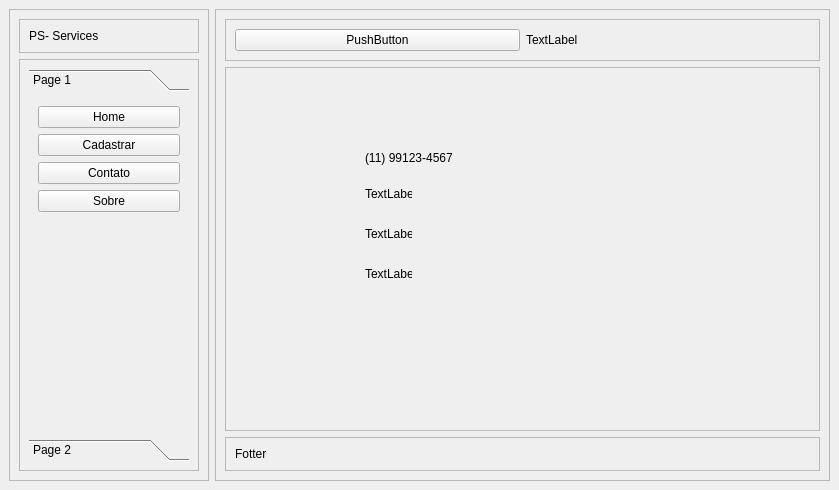
This is Sistema de Cadastro/untitled.ui in PauloMartinsSantos/QtDesigner-PySide as Qt 5 draws it before an edit. The edited form follows.
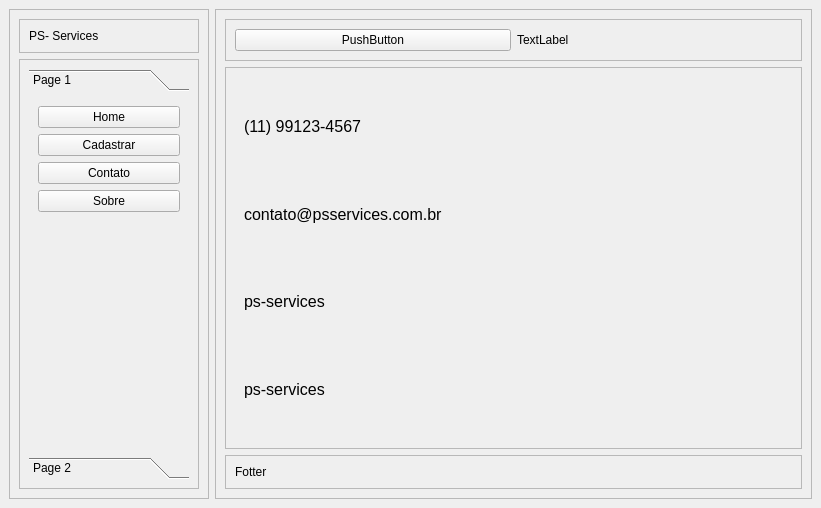
This is the edited form. Icons and pictures are not drawn.

```diff
--- a/Sistema de Cadastro/untitled.ui
+++ b/Sistema de Cadastro/untitled.ui
@@ -6,8 +6,8 @@
    <rect>
     <x>0</x>
     <y>0</y>
-    <width>839</width>
-    <height>490</height>
+    <width>821</width>
+    <height>508</height>
    </rect>
   </property>
   <property name="windowTitle">
@@ -69,7 +69,7 @@
                <x>0</x>
                <y>0</y>
                <width>160</width>
-               <height>336</height>
+               <height>354</height>
               </rect>
              </property>
              <attribute name="label">
@@ -224,7 +224,7 @@
          <property name="frameShadow">
           <enum>QFrame::Raised</enum>
          </property>
-         <layout class="QVBoxLayout" name="verticalLayout_5">
+         <layout class="QHBoxLayout" name="horizontalLayout_6">
           <item>
            <widget class="QStackedWidget" name="Pages">
             <property name="currentIndex">
@@ -524,58 +524,36 @@
              </layout>
             </widget>
             <widget class="QWidget" name="page_contatos">
-             <widget class="QLabel" name="label_7">
-              <property name="geometry">
-               <rect>
-                <x>130</x>
-                <y>70</y>
-                <width>121</width>
-                <height>21</height>
-               </rect>
-              </property>
-              <property name="text">
-               <string>(11) 99123-4567</string>
-              </property>
-             </widget>
-             <widget class="QLabel" name="label_8">
-              <property name="geometry">
-               <rect>
-                <x>130</x>
-                <y>110</y>
-                <width>47</width>
-                <height>14</height>
-               </rect>
-              </property>
-              <property name="text">
-               <string>TextLabel</string>
-              </property>
-             </widget>
-             <widget class="QLabel" name="label_9">
-              <property name="geometry">
-               <rect>
-                <x>130</x>
-                <y>150</y>
-                <width>47</width>
-                <height>14</height>
-               </rect>
-              </property>
-              <property name="text">
-               <string>TextLabel</string>
-              </property>
-             </widget>
-             <widget class="QLabel" name="label_10">
-              <property name="geometry">
-               <rect>
-                <x>130</x>
-                <y>190</y>
-                <width>47</width>
-                <height>14</height>
-               </rect>
-              </property>
-              <property name="text">
-               <string>TextLabel</string>
-              </property>
-             </widget>
+             <layout class="QVBoxLayout" name="verticalLayout_5">
+              <item>
+               <widget class="QLabel" name="label_7">
+                <property name="text">
+                 <string>&lt;html&gt;&lt;head/&gt;&lt;body&gt;&lt;p&gt;&lt;img src=&quot;:/icons/whatsapp (redux).png&quot;/&gt;&lt;span style=&quot; font-size:12pt;&quot;&gt; (11) 99123-4567&lt;/span&gt;&lt;/p&gt;&lt;/body&gt;&lt;/html&gt;</string>
+                </property>
+               </widget>
+              </item>
+              <item>
+               <widget class="QLabel" name="label_10">
+                <property name="text">
+                 <string>&lt;html&gt;&lt;head/&gt;&lt;body&gt;&lt;p&gt;&lt;img src=&quot;:/icons/o-email.png&quot;/&gt;&lt;span style=&quot; font-size:12pt;&quot;&gt;contato@psservices.com.br&lt;/span&gt;&lt;/p&gt;&lt;/body&gt;&lt;/html&gt;</string>
+                </property>
+               </widget>
+              </item>
+              <item>
+               <widget class="QLabel" name="label_9">
+                <property name="text">
+                 <string>&lt;html&gt;&lt;head/&gt;&lt;body&gt;&lt;p&gt;&lt;img src=&quot;:/icons/instagram.png&quot;/&gt;&lt;span style=&quot; font-size:12pt;&quot;&gt;ps-services&lt;/span&gt;&lt;/p&gt;&lt;/body&gt;&lt;/html&gt;</string>
+                </property>
+               </widget>
+              </item>
+              <item>
+               <widget class="QLabel" name="label_8">
+                <property name="text">
+                 <string>&lt;html&gt;&lt;head/&gt;&lt;body&gt;&lt;p&gt;&lt;img src=&quot;:/icons/youtube.png&quot;/&gt;&lt;span style=&quot; font-size:12pt;&quot;&gt;ps-services&lt;/span&gt;&lt;/p&gt;&lt;/body&gt;&lt;/html&gt;</string>
+                </property>
+               </widget>
+              </item>
+             </layout>
             </widget>
             <widget class="QWidget" name="page_sobre"/>
            </widget>
```
Left out of the diff: 2 changed lines with no effect on the pictures.
